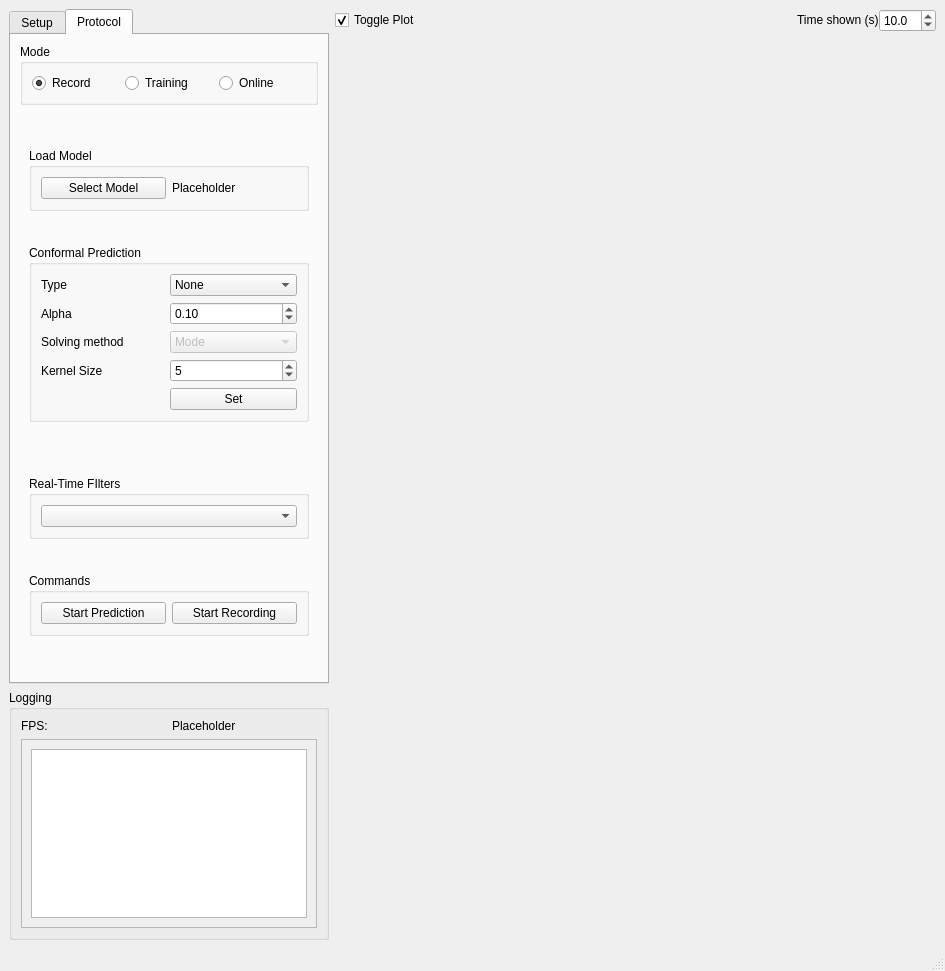
Old version of the form myogestic/gui/main_window.ui in the repository NsquaredLab/MyoGestic.
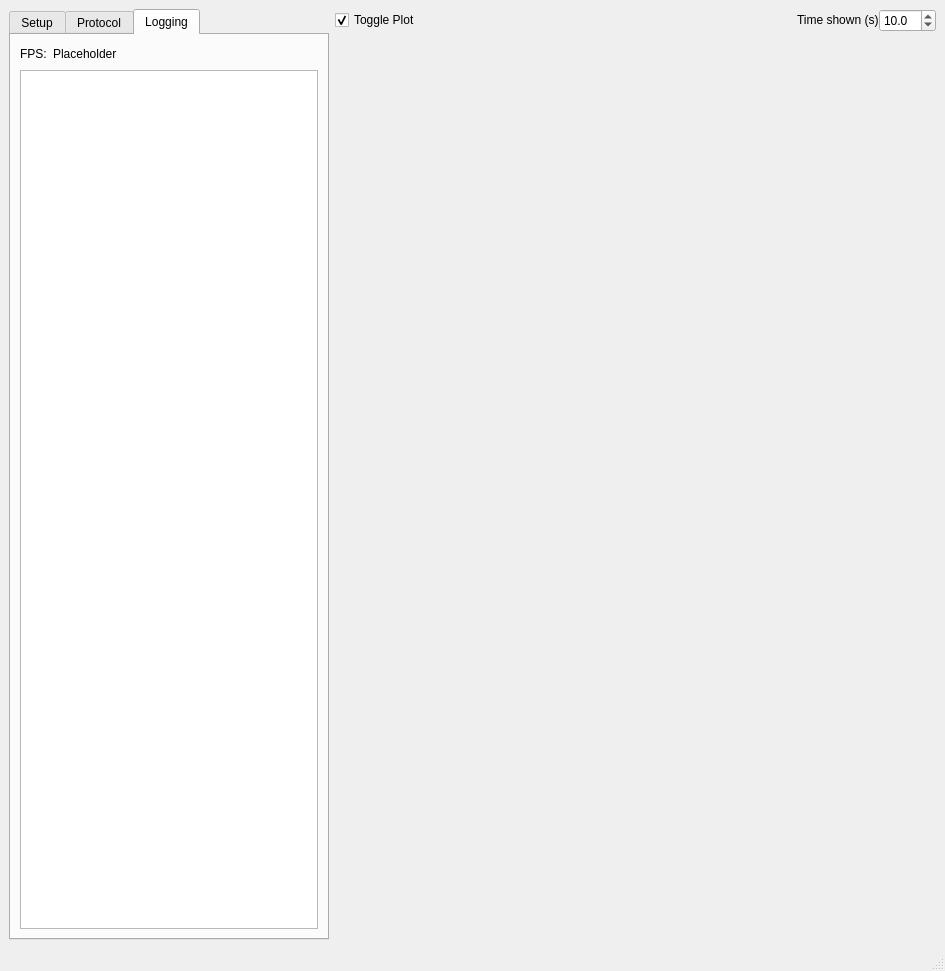
New version of the form. The open tabs and pages were chosen to show the change. Custom widgets are drawn as their Qt base class.

Commit message:
Move logging to separate tab
Frees up vertical space in the main layout.

```diff
--- a/myogestic/gui/main_window.ui
+++ b/myogestic/gui/main_window.ui
@@ -114,70 +114,7 @@
       </item>
      </layout>
     </item>
-    <item row="1" column="0">
-     <widget class="QGroupBox" name="loggingGroupBox">
-      <property name="sizePolicy">
-       <sizepolicy hsizetype="Preferred" vsizetype="Minimum">
-        <horstretch>0</horstretch>
-        <verstretch>0</verstretch>
-       </sizepolicy>
-      </property>
-      <property name="minimumSize">
-       <size>
-        <width>0</width>
-        <height>200</height>
-       </size>
-      </property>
-      <property name="title">
-       <string>Logging</string>
-      </property>
-      <layout class="QGridLayout" name="gridLayout_14">
-       <item row="1" column="0" colspan="2">
-        <widget class="QScrollArea" name="loggingScrollArea">
-         <property name="sizePolicy">
-          <sizepolicy hsizetype="Preferred" vsizetype="Expanding">
-           <horstretch>0</horstretch>
-           <verstretch>0</verstretch>
-          </sizepolicy>
-         </property>
-         <property name="widgetResizable">
-          <bool>true</bool>
-         </property>
-         <widget class="QWidget" name="loggingScrollAreaWidgetContents">
-          <property name="geometry">
-           <rect>
-            <x>0</x>
-            <y>0</y>
-            <width>298</width>
-            <height>186</height>
-           </rect>
-          </property>
-          <layout class="QGridLayout" name="gridLayout_15">
-           <item row="0" column="0">
-            <widget class="QTextEdit" name="loggingTextEdit"/>
-           </item>
-          </layout>
-         </widget>
-        </widget>
-       </item>
-       <item row="0" column="0">
-        <widget class="QLabel" name="label_4">
-         <property name="text">
-          <string>FPS:</string>
-         </property>
-        </widget>
-       </item>
-       <item row="0" column="1">
-        <widget class="QLabel" name="appUpdateFPSLabel">
-         <property name="text">
-          <string>Placeholder</string>
-         </property>
-        </widget>
-       </item>
-      </layout>
-     </widget>
-    </item>
-    <item row="0" column="0">
+    <item row="0" column="0" rowspan="2">
      <widget class="QTabWidget" name="mindMoveTabWidget">
       <property name="sizePolicy">
        <sizepolicy hsizetype="Preferred" vsizetype="Expanding">
@@ -686,7 +623,7 @@
               </property>
               <property name="minimumSize">
                <size>
-                <width>122</width>
+                <width>0</width>
                 <height>0</height>
                </size>
               </property>
@@ -697,7 +634,7 @@
                </size>
               </property>
               <property name="title">
-               <string>Real-Time FIlters</string>
+               <string>Real-Time Filters</string>
               </property>
               <layout class="QGridLayout" name="gridLayout_16">
                <item row="0" column="0">
@@ -752,6 +689,47 @@
         </item>
        </layout>
       </widget>
+      <widget class="QWidget" name="loggingTab">
+       <attribute name="title">
+        <string>Logging</string>
+       </attribute>
+       <layout class="QVBoxLayout" name="loggingTabLayout">
+        <item>
+         <layout class="QHBoxLayout" name="fpsLayout">
+          <item>
+           <widget class="QLabel" name="label_4">
+            <property name="text">
+             <string>FPS:</string>
+            </property>
+           </widget>
+          </item>
+          <item>
+           <widget class="QLabel" name="appUpdateFPSLabel">
+            <property name="text">
+             <string>Placeholder</string>
+            </property>
+           </widget>
+          </item>
+          <item>
+           <spacer name="fpsHorizontalSpacer">
+            <property name="orientation">
+             <enum>Qt::Orientation::Horizontal</enum>
+            </property>
+            <property name="sizeHint" stdset="0">
+             <size>
+              <width>40</width>
+              <height>20</height>
+             </size>
+            </property>
+           </spacer>
+          </item>
+         </layout>
+        </item>
+        <item>
+         <widget class="QTextEdit" name="loggingTextEdit"/>
+        </item>
+       </layout>
+      </widget>
      </widget>
     </item>
    </layout>
```
The commit also changes 1 other file.
